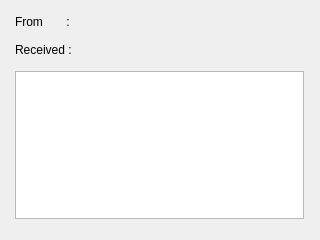
Before: the Qt Designer form messageinfo.ui in john1117/opi_watch, drawn with Qt 5.
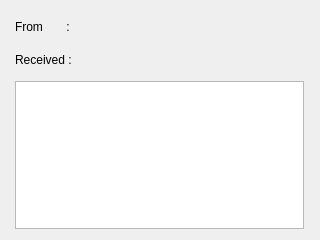
After: the same form once the commit is applied.

What changed in the file:
```diff
--- a/messageinfo.ui
+++ b/messageinfo.ui
@@ -19,13 +19,16 @@
   <property name="windowTitle">
    <string>Form</string>
   </property>
+  <property name="styleSheet">
+   <string notr="true"/>
+  </property>
   <widget class="QWidget" name="gridLayoutWidget">
    <property name="geometry">
     <rect>
      <x>9</x>
-     <y>9</y>
+     <y>10</y>
      <width>301</width>
-     <height>221</height>
+     <height>224</height>
     </rect>
    </property>
    <layout class="QGridLayout" name="SMSLayout">
@@ -61,6 +64,14 @@
         <height>30</height>
        </size>
       </property>
+      <property name="font">
+       <font>
+        <family>Droid Sans [unknown]</family>
+        <pointsize>14</pointsize>
+        <weight>75</weight>
+        <bold>true</bold>
+       </font>
+      </property>
       <property name="text">
        <string/>
       </property>
@@ -90,6 +101,14 @@
         <verstretch>0</verstretch>
        </sizepolicy>
       </property>
+      <property name="font">
+       <font>
+        <family>Droid Sans [unknown]</family>
+        <pointsize>14</pointsize>
+        <weight>75</weight>
+        <bold>true</bold>
+       </font>
+      </property>
       <property name="text">
        <string/>
       </property>
@@ -128,6 +147,14 @@
         <height>148</height>
        </size>
       </property>
+      <property name="font">
+       <font>
+        <family>Droid Sans [unknown]</family>
+        <pointsize>14</pointsize>
+        <weight>75</weight>
+        <bold>true</bold>
+       </font>
+      </property>
       <property name="readOnly">
        <bool>true</bool>
       </property>
```
